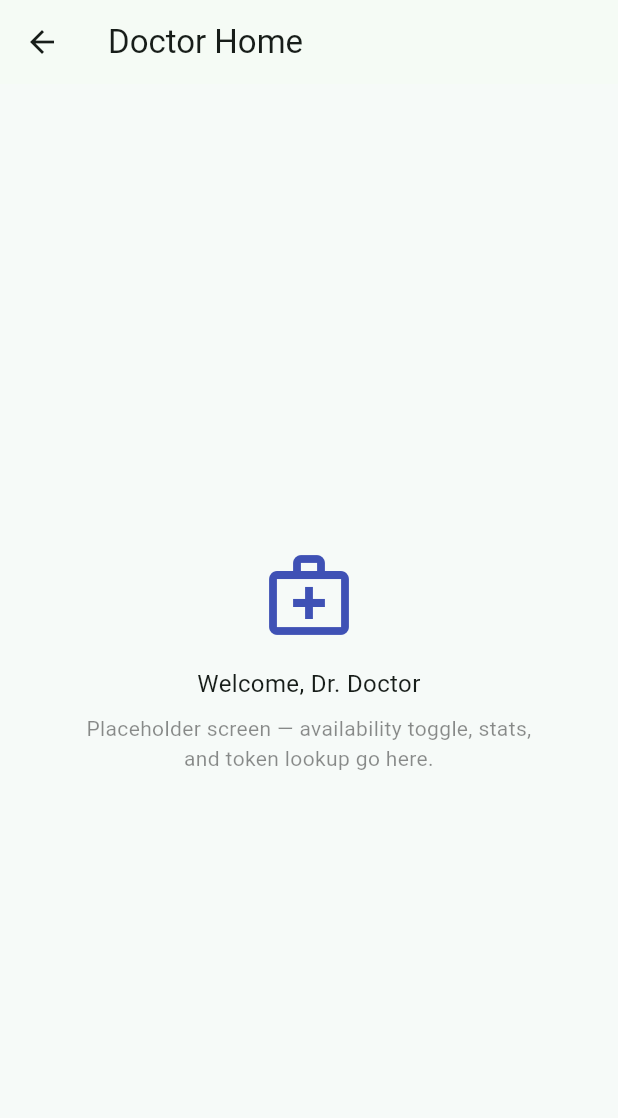
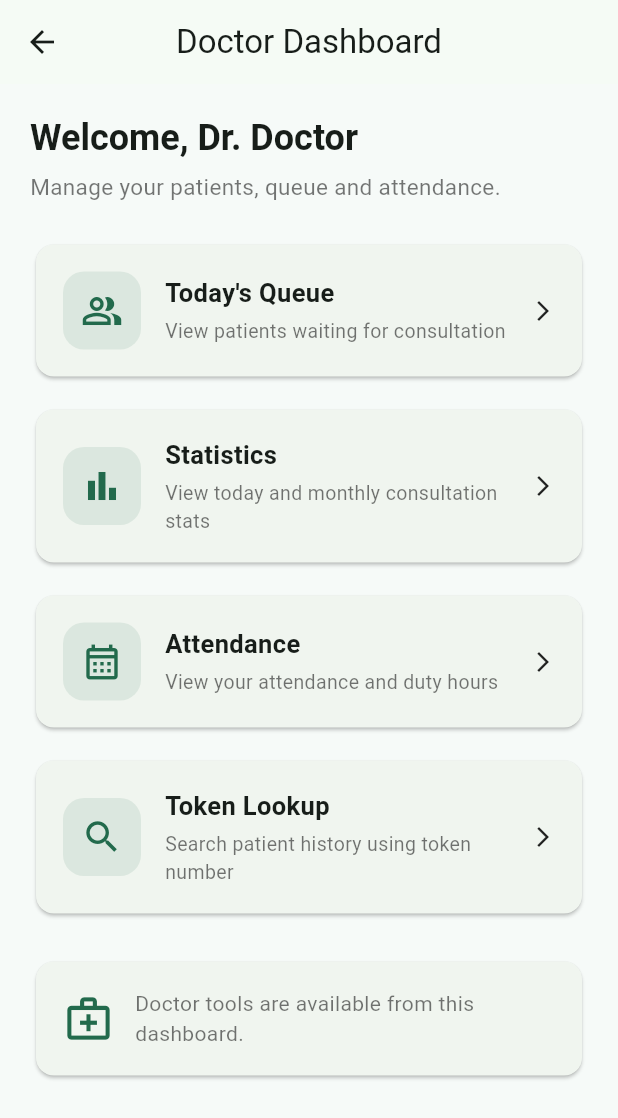
Before and after one commit to utkarsh-sriwastav/ayurva, a Flutter app: the DoctorHomeScreen screen opened by its route, on a phone screen of 412 x 824 dp. Shown: the top 1118 px of the screen. Run offline on Flutter 3.47's test engine with Material 3 defaults, Android fonts, the phone set to English and light mode, and no system bars; our stand-ins replace firebase_core; accounts and stored records are empty.

Commit message:
Integrate doctor dashboard

```diff
--- a/lib/doctor/doctor_home_screen.dart
+++ b/lib/doctor/doctor_home_screen.dart
@@ -1,46 +1,150 @@
 import 'package:flutter/material.dart';
 
-/// PLACEHOLDER — Doctor module owner (Person C): replace the body
-/// of this screen with the real Doctor Home (availability toggle,
-/// today's/monthly stats, token lookup, mark-checked, etc).
-///
-/// Keep the class name `DoctorHomeScreen` and this file path
-/// (lib/doctor/doctor_home_screen.dart) unchanged, since
-/// main.dart's routes point directly at this class. Everything
-/// else inside lib/doctor/ is yours to build out freely.
+
+import 'screens/attendance_screen.dart';
+import 'screens/queue_screen.dart';
+import 'screens/stats_screen.dart';
+import 'screens/token_lookup_screen.dart';
+
 class DoctorHomeScreen extends StatelessWidget {
   const DoctorHomeScreen({super.key});
+
+  // Mock repository currently uses DOC001.
+  // The real doctor ID can be connected later when backend
+  // doctor profiles are implemented.
+  static const String doctorId = 'DOC001';
 
   @override
   Widget build(BuildContext context) {
     final name = ModalRoute.of(context)?.settings.arguments as String?;
 
     return Scaffold(
-      appBar: AppBar(title: const Text('Doctor Home')),
-
-      body: Center(
-        child: Padding(
-          padding: const EdgeInsets.all(24),
+      appBar: AppBar(
+        title: const Text('Doctor Dashboard'),
+        centerTitle: true,
+      ),
+      body: SafeArea(
+        child: SingleChildScrollView(
+          padding: const EdgeInsets.all(20),
           child: Column(
-            mainAxisAlignment: MainAxisAlignment.center,
+            crossAxisAlignment: CrossAxisAlignment.start,
             children: [
-              const Icon(
-                Icons.medical_services_outlined,
-                size: 64,
-                color: Colors.indigo,
-              ),
-              const SizedBox(height: 16),
+              // Welcome section
               Text(
                 'Welcome, Dr. ${name ?? 'Doctor'}',
-                textAlign: TextAlign.center,
-                style: const TextStyle(fontSize: 16),
+                style: Theme.of(context).textTheme.headlineSmall?.copyWith(
+                      fontWeight: FontWeight.bold,
+                    ),
               ),
-              const SizedBox(height: 8),
+              const SizedBox(height: 6),
               const Text(
-                'Placeholder screen — availability toggle, stats,\n'
-                'and token lookup go here.',
-                textAlign: TextAlign.center,
-                style: TextStyle(color: Colors.black45),
+                'Manage your patients, queue and attendance.',
+                style: TextStyle(
+                  color: Colors.black54,
+                  fontSize: 15,
+                ),
+              ),
+
+              const SizedBox(height: 24),
+
+              // Today's Queue
+              _DashboardCard(
+                icon: Icons.people_alt_outlined,
+                title: "Today's Queue",
+                subtitle: 'View patients waiting for consultation',
+                onTap: () {
+                  Navigator.push(
+                    context,
+                    MaterialPageRoute(
+                      builder: (_) => const QueueScreen(
+                        doctorId: doctorId,
+                      ),
+                    ),
+                  );
+                },
+              ),
+
+              const SizedBox(height: 14),
+
+              // Statistics
+              _DashboardCard(
+                icon: Icons.bar_chart_outlined,
+                title: 'Statistics',
+                subtitle: 'View today and monthly consultation stats',
+                onTap: () {
+                  Navigator.push(
+                    context,
+                    MaterialPageRoute(
+                      builder: (_) => const StatsScreen(
+                        doctorId: doctorId,
+                      ),
+                    ),
+                  );
+                },
+              ),
+
+              const SizedBox(height: 14),
+
+              // Attendance
+              _DashboardCard(
+                icon: Icons.calendar_month_outlined,
+                title: 'Attendance',
+                subtitle: 'View your attendance and duty hours',
+                onTap: () {
+                  Navigator.push(
+                    context,
+                    MaterialPageRoute(
+                      builder: (_) => const AttendanceScreen(
+                        doctorId: doctorId,
+                      ),
+                    ),
+                  );
+                },
+              ),
+
+              const SizedBox(height: 14),
+
+              // Token Lookup
+              _DashboardCard(
+                icon: Icons.search_outlined,
+                title: 'Token Lookup',
+                subtitle: 'Search patient history using token number',
+                onTap: () {
+                  Navigator.push(
+                    context,
+                    MaterialPageRoute(
+                      builder: (_) => const TokenLookupScreen(),
+                    ),
+                  );
+                },
+              ),
+
+              const SizedBox(height: 24),
+
+              // Quick information
+              Card(
+                child: Padding(
+                  padding: const EdgeInsets.all(18),
+                  child: Row(
+                    children: [
+                      Icon(
+                        Icons.medical_services_outlined,
+                        size: 34,
+                        color: Theme.of(context).colorScheme.primary,
+                      ),
+                      const SizedBox(width: 14),
+                      const Expanded(
+                        child: Text(
+                          'Doctor tools are available from this dashboard.',
+                          style: TextStyle(
+                            fontSize: 14,
+                            color: Colors.black54,
+                          ),
+                        ),
+                      ),
+                    ],
+                  ),
+                ),
               ),
             ],
           ),
@@ -49,3 +153,75 @@ class DoctorHomeScreen extends StatelessWidget {
     );
   }
 }
+
+class _DashboardCard extends StatelessWidget {
+  final IconData icon;
+  final String title;
+  final String subtitle;
+  final VoidCallback onTap;
+
+  const _DashboardCard({
+    required this.icon,
+    required this.title,
+    required this.subtitle,
+    required this.onTap,
+  });
+
+  @override
+  Widget build(BuildContext context) {
+    return Card(
+      elevation: 1,
+      child: InkWell(
+        onTap: onTap,
+        borderRadius: BorderRadius.circular(12),
+        child: Padding(
+          padding: const EdgeInsets.all(18),
+          child: Row(
+            children: [
+              Container(
+                width: 52,
+                height: 52,
+                decoration: BoxDecoration(
+                  color: Theme.of(context)
+                      .colorScheme
+                      .primary
+                      .withValues(alpha: 0.10),
+                  borderRadius: BorderRadius.circular(14),
+                ),
+                child: Icon(
+                  icon,
+                  size: 28,
+                  color: Theme.of(context).colorScheme.primary,
+                ),
+              ),
+              const SizedBox(width: 16),
+              Expanded(
+                child: Column(
+                  crossAxisAlignment: CrossAxisAlignment.start,
+                  children: [
+                    Text(
+                      title,
+                      style: const TextStyle(
+                        fontSize: 17,
+                        fontWeight: FontWeight.w600,
+                      ),
+                    ),
+                    const SizedBox(height: 4),
+                    Text(
+                      subtitle,
+                      style: const TextStyle(
+                        fontSize: 13,
+                        color: Colors.black54,
+                      ),
+                    ),
+                  ],
+                ),
+              ),
+              const Icon(Icons.arrow_forward_ios, size: 16),
+            ],
+          ),
+        ),
+      ),
+    );
+  }
+}
```
